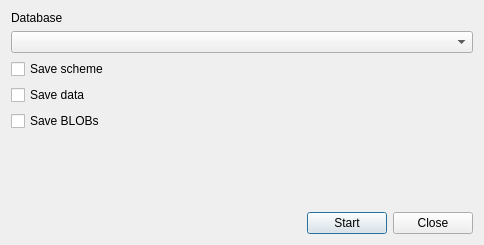
Old version of the form databaseexportform.ui in the repository CuriousCrow/polymorph-sql.
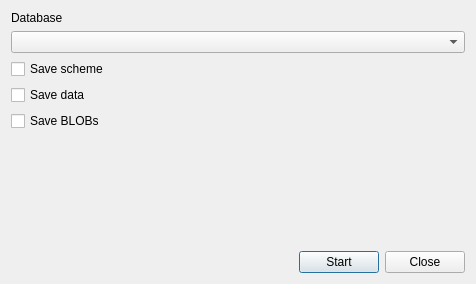
New version of the form. Icons and pictures are not drawn.

```diff
--- a/databaseexportform.ui
+++ b/databaseexportform.ui
@@ -6,8 +6,8 @@
    <rect>
     <x>0</x>
     <y>0</y>
-    <width>484</width>
-    <height>245</height>
+    <width>476</width>
+    <height>284</height>
    </rect>
   </property>
   <property name="windowTitle">
```
Left out of the diff: 2 changed lines with no effect on the pictures.
